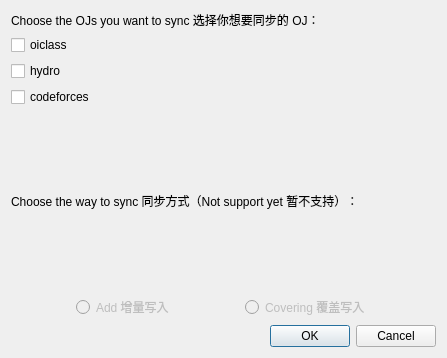
Above: ui/qtui/choose_oj_page.ui from Lixuannan/CodeLib-Local before the change. Below: the same form after it.
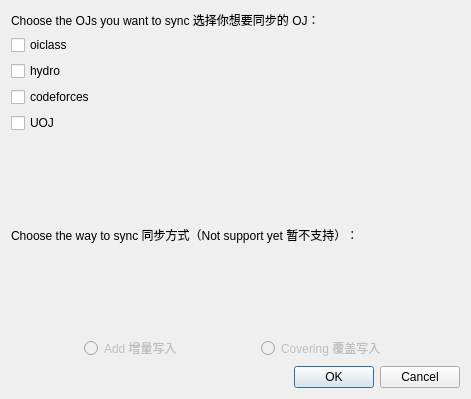
That is the form after the change.

Diff of the .ui file:
```diff
--- a/ui/qtui/choose_oj_page.ui
+++ b/ui/qtui/choose_oj_page.ui
@@ -6,8 +6,8 @@
    <rect>
     <x>0</x>
     <y>0</y>
-    <width>447</width>
-    <height>358</height>
+    <width>471</width>
+    <height>399</height>
    </rect>
   </property>
   <property name="windowTitle">
@@ -52,6 +52,13 @@
          </property>
         </widget>
        </item>
+       <item>
+        <widget class="QCheckBox" name="checkBox_3">
+         <property name="text">
+          <string>UOJ</string>
+         </property>
+        </widget>
+       </item>
       </layout>
      </item>
      <item>
```
